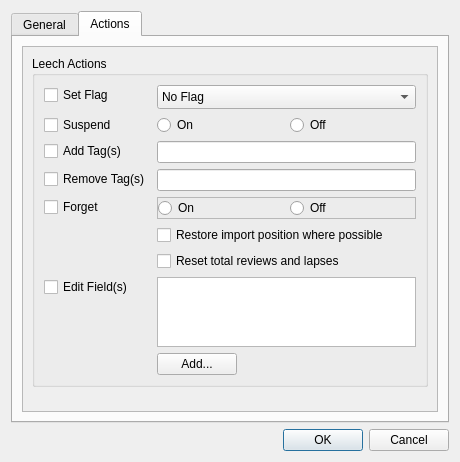
Before: the Qt Designer form res/ui/options_dialog.ui in iamjustkoi/LeechToolkit, drawn with Qt 5.
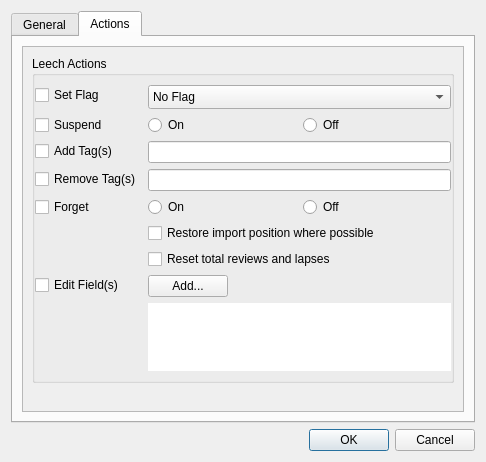
After: the same form once the commit is applied.

Commit message: Added dynamic options for field items and broke it from displaying somehow

```diff
--- a/res/ui/options_dialog.ui
+++ b/res/ui/options_dialog.ui
@@ -9,7 +9,7 @@
    <rect>
     <x>0</x>
     <y>0</y>
-    <width>460</width>
+    <width>486</width>
     <height>462</height>
    </rect>
   </property>
@@ -332,8 +332,8 @@
            <rect>
             <x>0</x>
             <y>0</y>
-            <width>416</width>
-            <height>331</height>
+            <width>442</width>
+            <height>325</height>
            </rect>
           </property>
           <property name="sizePolicy">
@@ -361,6 +361,12 @@
               <bool>true</bool>
              </property>
              <layout class="QVBoxLayout" name="verticalLayout_7">
+              <property name="leftMargin">
+               <number>0</number>
+              </property>
+              <property name="rightMargin">
+               <number>0</number>
+              </property>
               <item>
                <layout class="QFormLayout" name="leechActionsLayout">
                 <item row="0" column="0">
@@ -500,7 +506,7 @@
                 <item row="4" column="1">
                  <widget class="QFrame" name="forgetFrame">
                   <property name="frameShape">
-                   <enum>QFrame::StyledPanel</enum>
+                   <enum>QFrame::NoFrame</enum>
                   </property>
                   <property name="frameShadow">
                    <enum>QFrame::Raised</enum>
@@ -558,16 +564,26 @@
                 </item>
                 <item row="7" column="1">
                  <layout class="QVBoxLayout" name="verticalLayout_8">
+                  <item>
+                   <widget class="QPushButton" name="addFieldButton">
+                    <property name="sizePolicy">
+                     <sizepolicy hsizetype="Maximum" vsizetype="Fixed">
+                      <horstretch>0</horstretch>
+                      <verstretch>0</verstretch>
+                     </sizepolicy>
+                    </property>
+                    <property name="text">
+                     <string>Add...</string>
+                    </property>
+                   </widget>
+                  </item>
                   <item>
                    <widget class="QListWidget" name="editFieldsList">
-                    <property name="sizePolicy">
-                     <sizepolicy hsizetype="Expanding" vsizetype="Expanding">
-                      <horstretch>0</horstretch>
-                      <verstretch>0</verstretch>
-                     </sizepolicy>
+                    <property name="frameShape">
+                     <enum>QFrame::NoFrame</enum>
                     </property>
                     <property name="verticalScrollBarPolicy">
-                     <enum>Qt::ScrollBarAlwaysOff</enum>
+                     <enum>Qt::ScrollBarAsNeeded</enum>
                     </property>
                     <property name="horizontalScrollBarPolicy">
                      <enum>Qt::ScrollBarAlwaysOff</enum>
@@ -575,18 +591,20 @@
                     <property name="sizeAdjustPolicy">
                      <enum>QAbstractScrollArea::AdjustToContents</enum>
                     </property>
-                   </widget>
-                  </item>
-                  <item>
-                   <widget class="QPushButton" name="addFieldButton">
-                    <property name="sizePolicy">
-                     <sizepolicy hsizetype="Maximum" vsizetype="Fixed">
-                      <horstretch>0</horstretch>
-                      <verstretch>0</verstretch>
-                     </sizepolicy>
+                    <property name="editTriggers">
+                     <set>QAbstractItemView::NoEditTriggers</set>
                     </property>
-                    <property name="text">
-                     <string>Add...</string>
+                    <property name="showDropIndicator" stdset="0">
+                     <bool>false</bool>
+                    </property>
+                    <property name="selectionMode">
+                     <enum>QAbstractItemView::NoSelection</enum>
+                    </property>
+                    <property name="itemAlignment">
+                     <set>Qt::AlignLeading|Qt::AlignLeft|Qt::AlignTop</set>
+                    </property>
+                    <property name="sortingEnabled">
+                     <bool>true</bool>
                     </property>
                    </widget>
                   </item>
```
Left out of the diff: 14 changed lines with no effect on the pictures. The commit also changes 6 other files.
